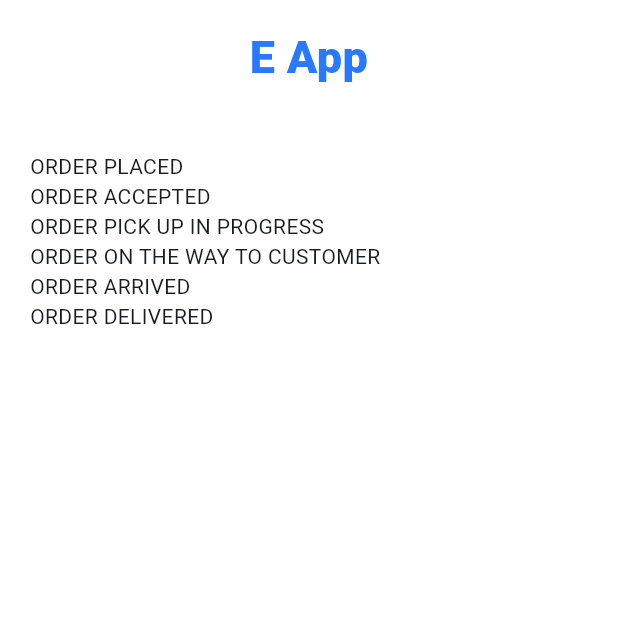
After one commit to Odinachi/e, a Flutter app: the screen it shows after launch, after a tap on "Login", on a phone screen of 412 x 824 dp, the top half of it. The commit adds this screen. Run offline on Flutter 3.47's test engine with Material 2 defaults, Android fonts, the phone set to English and light mode, and no system bars; our stand-ins replace flutter_svg.

Commit message:
order screen init

```diff
--- a/lib/app/app_route_generator.dart
+++ b/lib/app/app_route_generator.dart
@@ -2,6 +2,7 @@ import 'package:e/features/auth/view/auth_screen.dart';
 import 'package:flutter/cupertino.dart';
 import 'package:flutter/material.dart';
 
+import '../features/orders/view/order_screen.dart';
 import 'app_colors.dart';
 import 'app_route_strings.dart';
 
@@ -11,6 +12,8 @@ class RouteGenerator {
     switch (settings.name) {
       case AppRouteString.initial:
         return _getPageRoute(const AuthScreen());
+      case AppRouteString.order:
+        return _getPageRoute(const OrderScreen());
 
       default:
         return _getPageRoute(_errorPage());
--- a/lib/app/app_route_strings.dart
+++ b/lib/app/app_route_strings.dart
@@ -1,3 +1,4 @@
 class AppRouteString {
   static const String initial = '/';
+  static const String order = '/order';
 }
--- a/lib/features/auth/view/auth_screen.dart
+++ b/lib/features/auth/view/auth_screen.dart
@@ -5,6 +5,7 @@ import 'package:flutter/material.dart';
 
 import '../../../app/app_assets.dart';
 import '../../../app/app_constant.dart';
+import '../../../app/app_route_strings.dart';
 import '../../widgets/app_buttton.dart';
 import '../../widgets/textfield.dart';
 
@@ -89,7 +90,11 @@ class _AuthScreenState extends State<AuthScreen> {
                   ),
                   const AppSpace(axis: Axis.vertical, percentage: .05),
                   AppButton(
-                      text: isLogin ? AppString.login : AppString.register),
+                    text: isLogin ? AppString.login : AppString.register,
+                    onTap: () {
+                      Navigator.pushNamed(context, AppRouteString.order);
+                    },
+                  ),
                   const AppSpace(axis: Axis.vertical, percentage: .02),
                   RichText(
                     text: TextSpan(
--- /dev/null
+++ b/lib/features/orders/view/order_screen.dart
@@ -0,0 +1,63 @@
+import 'package:flutter/material.dart';
+
+import '../../../app/app_constant.dart';
+import '../../../app/app_string.dart';
+
+class OrderScreen extends StatefulWidget {
+  const OrderScreen({super.key});
+
+  @override
+  State<OrderScreen> createState() => _OrderScreenState();
+}
+
+class _OrderScreenState extends State<OrderScreen> {
+  @override
+  void dispose() {
+    super.dispose();
+  }
+
+  List<String> stages = [
+    "ORDER PLACED",
+    "ORDER ACCEPTED",
+    "ORDER PICK UP IN PROGRESS",
+    "ORDER ON THE WAY TO CUSTOMER",
+    "ORDER ARRIVED",
+    "ORDER DELIVERED"
+  ];
+  @override
+  Widget build(BuildContext context) {
+    return Scaffold(
+        body: SafeArea(
+      child: Padding(
+        padding: const EdgeInsets.symmetric(horizontal: 20),
+        child: Column(
+          crossAxisAlignment: CrossAxisAlignment.stretch,
+          children: [
+            const AppSpace(axis: Axis.vertical, percentage: .02),
+            Text(
+              AppString.appName,
+              style: appStyle.copyWith(
+                fontSize: 30,
+                fontWeight: FontWeight.w800,
+              ),
+              textAlign: TextAlign.center,
+            ),
+            const AppSpace(axis: Axis.vertical, percentage: .05),
+            ListView.builder(
+              shrinkWrap: true,
+              itemBuilder: (_, index) {
+                final s = stages[index];
+                return Row(
+                  children: [
+                    Text(s),
+                  ],
+                );
+              },
+              itemCount: stages.length,
+            )
+          ],
+        ),
+      ),
+    ).callback(onTap: () => unFocus(context)));
+  }
+}
```
